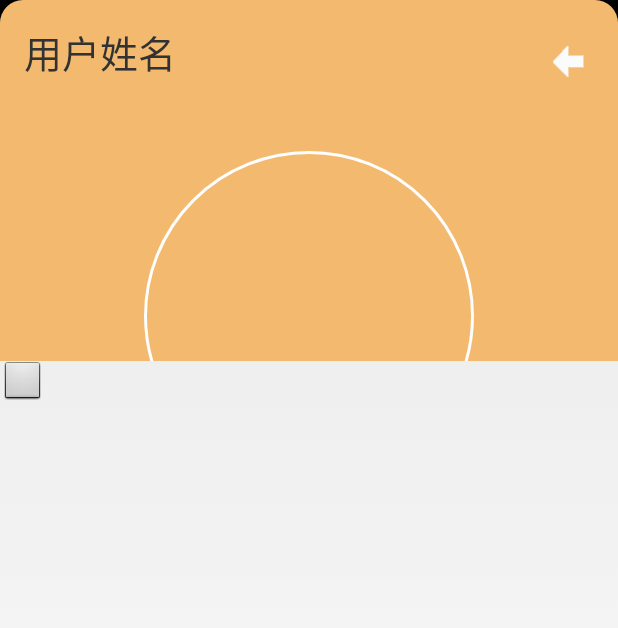
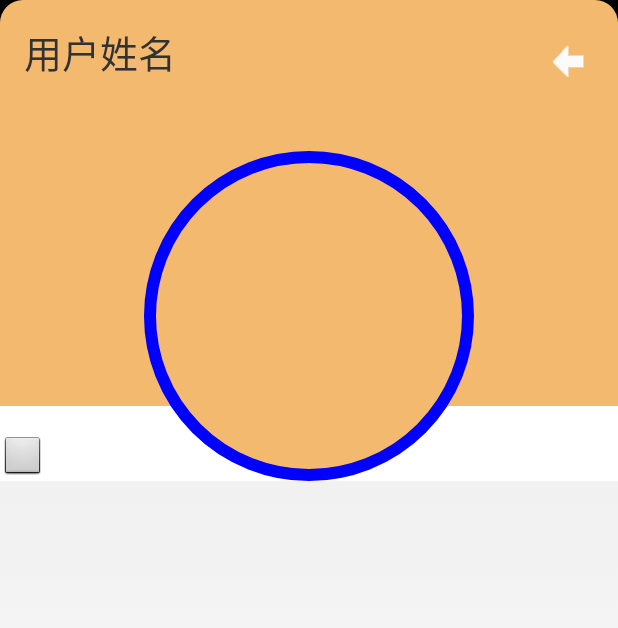
Before and after one commit to social-map-team/socialmap-client, an Android app: the layout my_information.xml on its own in the app's theme, with its tools: preview values and no code run, on a phone screen of 412 x 824 dp. Shown: the top 628 px of the screen. Run offline under Robolectric (Android 15) with nearby library versions, the phone set to English and light mode, and no system bars.

Commit message:
2014.4.21 box为副本界面。周六日我需要你来我寝室。有关于SM的第一步用户对象。

```diff
--- a/client/src/main/res/drawable/head_photo.xml
+++ b/client/src/main/res/drawable/head_photo.xml
@@ -1,10 +1,17 @@
 <?xml version="1.0" encoding="utf-8"?>
-<layer-list xmlns:android="http://schemas.android.com/apk/res/android">
-    <item>
-        <shape android:shape="oval">
-            <stroke android:width="2dp"
+<!--空心圆角矩形  -->
+<shape xmlns:android="http://schemas.android.com/apk/res/android"
+    android:shape="oval" >
 
-                android:color="@color/head_photo_white"/>
-        </shape>
-    </item>
-</layer-list>
+    <corners android:radius="110dp" /><!-- 圆角半径 -->
+
+    <stroke
+        android:width="8dp"
+        android:color="#0000ff" /><!--矩形的边线  -->
+
+
+    <gradient
+        android:endColor="#fff3b96f"
+        android:startColor="#fff3b96f" /><!-- 矩形的内部颜色，这里设置成白色，即空心 -->
+
+</shape>
--- a/client/src/main/res/layout/activity_help.xml
+++ b/client/src/main/res/layout/activity_help.xml
@@ -331,9 +331,7 @@
                 android:layout_width="fill_parent"
                 android:layout_height="1dp"
                 android:background="#ffbbbbbd" />
-            <ImageView
-                android:layout_width="match_parent"
-                android:layout_height="300dp" />
+
 
 
         </LinearLayout>
--- a/client/src/main/res/layout/fuben.xml
+++ b/client/src/main/res/layout/box.xml
@@ -1,5 +1,5 @@
 <?xml version="1.0" encoding="utf-8"?>
-
+<!--副本layout-->
 <LinearLayout xmlns:android="http://schemas.android.com/apk/res/android"
     android:orientation="vertical" android:layout_width="match_parent"
     android:layout_height="match_parent">
--- a/client/src/main/res/layout/my_information.xml
+++ b/client/src/main/res/layout/my_information.xml
@@ -38,46 +38,43 @@
             />
 
     </LinearLayout>
-    <LinearLayout
+    <FrameLayout
         android:layout_width="match_parent"
-        android:layout_height="140dp"
-        android:background="@color/register_title">
+        android:layout_height="220dp"
+        android:background="#fff3b96f">
         <!--ImageView里面放用户头像，圆形，位置-->
-        <ImageButton
-            android:layout_width="0dp"
-            android:layout_height="match_parent"
-            android:layout_weight="1"
-            android:background="@color/transparent"/>
+
+      <ImageView
+          android:layout_width="match_parent"
+          android:layout_height="50dp"
+          android:layout_gravity="bottom"
+          android:background="#ffff"/>
         <ImageView
             android:layout_width="220dp"
             android:layout_height="220dp"
             android:background="@drawable/head_photo"
-            android:layout_gravity="top"
+            android:layout_gravity="center"
             />
-        <ImageButton
-            android:layout_width="0dp"
-            android:layout_height="match_parent"
-            android:layout_weight="1"
-            android:background="@color/transparent"/>
 
-    </LinearLayout>
-    <!--放3个按钮  或者用actionbar-->
-    <RelativeLayout
-        android:layout_width="match_parent"
-        android:layout_height="match_parent">
+
+    <!--放3个按钮  我现在都把他们放到下面了-->
+
         <!--个人信息按钮-->
        <ImageButton
            android:layout_width="30dp"
-           android:layout_height="30dp" />
+           android:layout_height="30dp"
+           android:layout_gravity="bottom"/>
         <!--设置按钮-->
         <ImageButton
             android:layout_width="30dp"
-            android:layout_height="30dp" />
+            android:layout_height="30dp"
+            android:layout_gravity="bottom"/>
         <!--位置管理按钮-->
         <ImageButton
             android:layout_width="30dp"
-            android:layout_height="30dp" />
+            android:layout_height="30dp"
+            android:layout_gravity="bottom"/>
 
-        </RelativeLayout>
+      </FrameLayout>
 
 </LinearLayout>
--- a/client/src/main/res/values/color.xml
+++ b/client/src/main/res/values/color.xml
@@ -4,5 +4,5 @@
     <color name="register_title_text">#fffefefe</color>
     <color name="transparent">#00000000</color>
     <color name="background_others">#fff3b96f</color>
-    <color name="head_photo_white">#fffefefe</color>
+    <color name="head_photo_white">#00f</color>
 </resources>
```
Also changed, not shown: client/src/main/AndroidManifest.xml (+18 -0 lines), client/src/main/java/com/socialmap/android/client/BoxActivity.java (added, +9 -0 lines), client/src/main/java/com/socialmap/android/client/FriendList.java (added, +9 -0 lines), client/src/main/java/com/socialmap/android/client/MyFriendsActivity.java (added, +9 -0 lines), client/src/main/java/com/socialmap/android/client/MyInformationActivity.java (added, +9 -0 lines), client/src/main/java/com/socialmap/android/client/MyTeamActivity.java (added, +9 -0 lines), client/src/main/java/com/socialmap/android/client/NewMessageActivity.java (added, +9 -0 lines), client/src/main/res/drawable/background_gradient.xml (added, +10 -0 lines), client/src/main/res/layout/my_friends.xml (+11 -15 lines).
